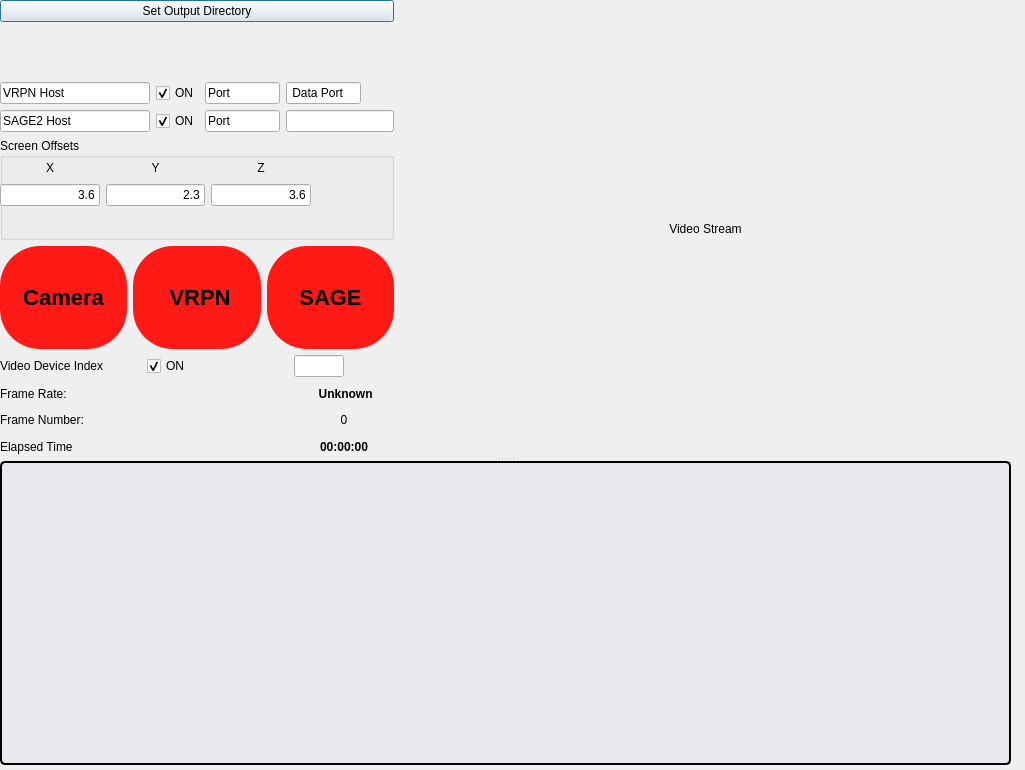
This is tools/workbench/live_window.ui in hcilab-uic/ipme as Qt 5 draws it before an edit. The edited form follows.
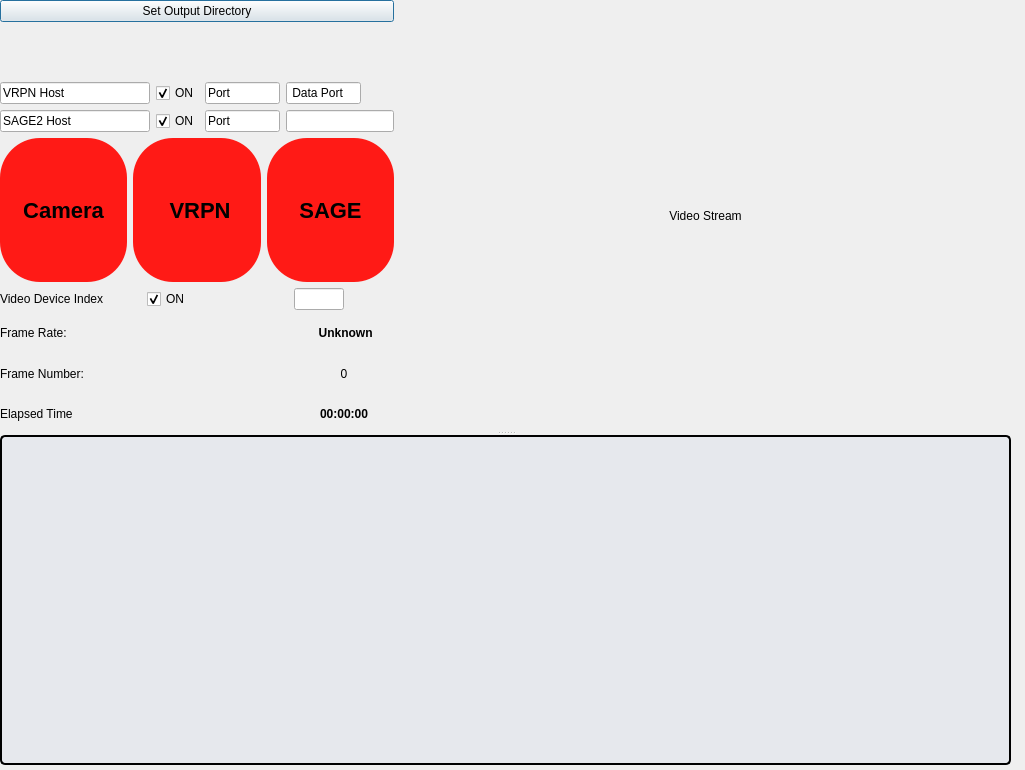
This is the edited form.

The edit to the form file:
```diff
--- a/tools/workbench/live_window.ui
+++ b/tools/workbench/live_window.ui
@@ -171,85 +171,6 @@
          </item>
         </layout>
        </item>
-       <item>
-        <widget class="QGroupBox" name="screen_offset_groupbox">
-         <property name="title">
-          <string>Screen Offsets</string>
-         </property>
-         <widget class="QWidget" name="layoutWidget">
-          <property name="geometry">
-           <rect>
-            <x>0</x>
-            <y>20</y>
-            <width>311</width>
-            <height>48</height>
-           </rect>
-          </property>
-          <layout class="QGridLayout" name="gridLayout">
-           <item row="1" column="0">
-            <widget class="QLineEdit" name="screen_offset_x_edit">
-             <property name="text">
-              <string>3.6</string>
-             </property>
-             <property name="alignment">
-              <set>Qt::AlignRight|Qt::AlignTrailing|Qt::AlignVCenter</set>
-             </property>
-            </widget>
-           </item>
-           <item row="0" column="0">
-            <widget class="QLabel" name="screen_offset_x_label">
-             <property name="text">
-              <string>X</string>
-             </property>
-             <property name="alignment">
-              <set>Qt::AlignCenter</set>
-             </property>
-            </widget>
-           </item>
-           <item row="0" column="1">
-            <widget class="QLabel" name="screen_offset_y_label">
-             <property name="text">
-              <string>Y</string>
-             </property>
-             <property name="alignment">
-              <set>Qt::AlignCenter</set>
-             </property>
-            </widget>
-           </item>
-           <item row="1" column="1">
-            <widget class="QLineEdit" name="screen_offset_y_edit">
-             <property name="text">
-              <string>2.3</string>
-             </property>
-             <property name="alignment">
-              <set>Qt::AlignRight|Qt::AlignTrailing|Qt::AlignVCenter</set>
-             </property>
-            </widget>
-           </item>
-           <item row="1" column="2">
-            <widget class="QLineEdit" name="screen_offset_z_edit">
-             <property name="text">
-              <string>3.6</string>
-             </property>
-             <property name="alignment">
-              <set>Qt::AlignRight|Qt::AlignTrailing|Qt::AlignVCenter</set>
-             </property>
-            </widget>
-           </item>
-           <item row="0" column="2">
-            <widget class="QLabel" name="screen_offset_z_label">
-             <property name="text">
-              <string>Z</string>
-             </property>
-             <property name="alignment">
-              <set>Qt::AlignCenter</set>
-             </property>
-            </widget>
-           </item>
-          </layout>
-         </widget>
-        </widget>
-       </item>
        <item>
         <layout class="QHBoxLayout" name="status_indicator_layout">
          <item>
```
